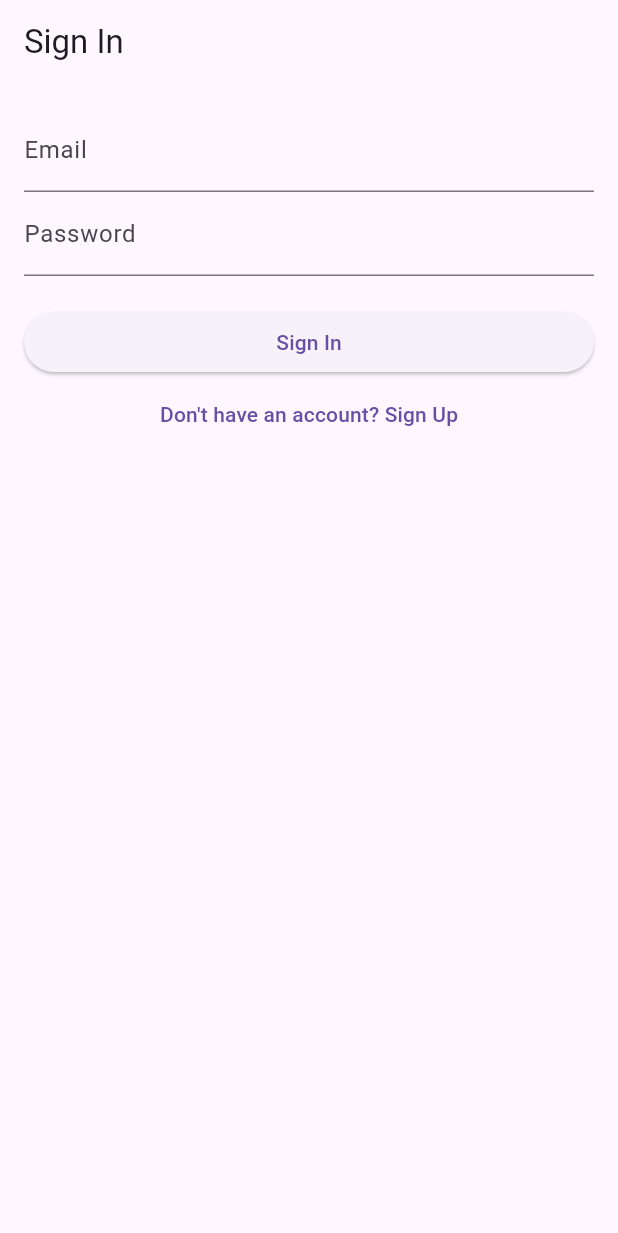
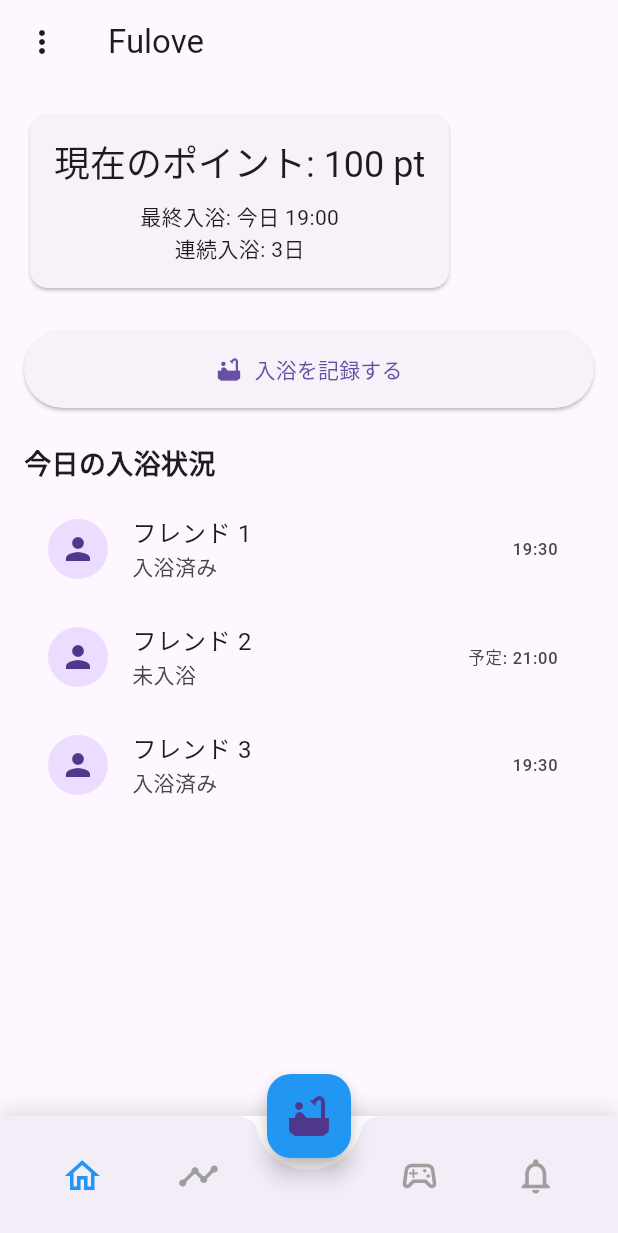
Before and after one commit to YuriYoshid/fulove, a Flutter app: the screen it shows after launch, on a phone screen of 412 x 824 dp. Shown: the top 1233 px of the screen. Run offline on Flutter 3.47's test engine with Material 3 defaults, Android fonts, the phone set to English and light mode, and no system bars; our stand-ins replace flutter_riverpod; missing offline and left inert: dart:html.

Commit message:
bottom tab navigation

```diff
--- /dev/null
+++ b/lib/bottom_navigation/home_screen.dart
@@ -0,0 +1,115 @@
+import 'package:flutter/material.dart';
+
+class HomeScreen extends StatelessWidget {
+  const HomeScreen({super.key});
+
+  @override
+  Widget build(BuildContext context) {
+    return Scaffold(
+      appBar: AppBar(
+        leading: Builder(
+          builder: (context) => IconButton(
+            icon: const Icon(Icons.more_vert),  // 3点リーダーアイコン
+            onPressed: () => Scaffold.of(context).openDrawer(),  // ドロワーを開く
+          ),
+        ),
+        title: const Text('Fulove'),
+        backgroundColor: Colors.transparent,
+        elevation: 0,
+      ),
+      drawer: Drawer(  // ドロワーをここで定義
+        child: ListView(
+          children: [
+            const DrawerHeader(
+              decoration: BoxDecoration(color: Colors.blue),
+              child: Text('設定'),
+            ),
+            ListTile(
+              leading: const Icon(Icons.settings),
+              title: const Text('設定'),
+              onTap: () {
+                // 設定画面へ遷移
+                Navigator.pop(context); // ドロワーを閉じる
+                // TODO: 設定画面への遷移を実装
+              },
+            ),
+            ListTile(
+              leading: const Icon(Icons.person_add),
+              title: const Text('フレンド検索'),
+              onTap: () {
+                // フレンド検索画面へ遷移
+                Navigator.pop(context); // ドロワーを閉じる
+                // TODO: フレンド検索画面への遷移を実装
+              },
+            ),
+          ],
+        ),
+      ),
+      body: SingleChildScrollView(
+        padding: const EdgeInsets.all(16),
+        child: Column(
+          crossAxisAlignment: CrossAxisAlignment.start,
+          children: [
+            // ステータスカード
+            Card(
+              child: Padding(
+                padding: const EdgeInsets.all(16),
+                child: Column(
+                  children: [
+                    Text(
+                      '現在のポイント: 100 pt',
+                      style: Theme.of(context).textTheme.headlineSmall,
+                    ),
+                    const SizedBox(height: 8),
+                    const Text('最終入浴: 今日 19:00'),
+                    const Text('連続入浴: 3日'),
+                  ],
+                ),
+              ),
+            ),
+            const SizedBox(height: 24),
+
+            // 入浴記録ボタン（大きめのボタン）
+            SizedBox(
+              width: double.infinity,
+              child: ElevatedButton.icon(
+                icon: const Icon(Icons.bathtub),
+                label: const Text('入浴を記録する'),
+                style: ElevatedButton.styleFrom(
+                  padding: const EdgeInsets.all(16),
+                ),
+                onPressed: () {
+                  // TODO: 入浴記録画面への遷移を実装
+                },
+              ),
+            ),
+
+            const SizedBox(height: 24),
+            const Text(
+              '今日の入浴状況',
+              style: TextStyle(fontSize: 18, fontWeight: FontWeight.bold),
+            ),
+            const SizedBox(height: 8),
+
+            // フレンドリスト
+            ListView.builder(
+              shrinkWrap: true,
+              physics: const NeverScrollableScrollPhysics(),
+              itemCount: 3,
+              itemBuilder: (context, index) {
+                return ListTile(
+                  leading: const CircleAvatar(
+                    child: Icon(Icons.person),
+                  ),
+                  title: Text('フレンド ${index + 1}'),
+                  subtitle: Text(index % 2 == 0 ? '入浴済み' : '未入浴'),
+                  trailing: Text(index % 2 == 0 ? '19:30' : '予定: 21:00'),
+                );
+              },
+            ),
+          ],
+        ),
+      ),
+    );
+  }
+}
--- a/lib/main.dart
+++ b/lib/main.dart
@@ -1,10 +1,16 @@
 import 'package:flutter/material.dart';
-import 'package:fulove/auth/signin_screen.dart';
-import 'package:fulove/auth/signup_screen.dart';
+import 'package:flutter_riverpod/flutter_riverpod.dart';
+import 'package:fulove/bottom_navigation/bath_screen.dart';
+import 'package:fulove/bottom_navigation/game_screen.dart';
+import 'package:fulove/bottom_navigation/home_screen.dart';
+import 'package:fulove/bottom_navigation/notification_screen.dart';
+import 'package:fulove/bottom_navigation/timeline_screen.dart';
 
 void main() {
-  runApp(const MyApp());
+  runApp(const ProviderScope(child: MyApp()));
 }
+
+final indexProvider = StateProvider<int>((ref) => 0);
 
 class MyApp extends StatelessWidget {
   const MyApp({super.key});
@@ -17,11 +23,96 @@ class MyApp extends StatelessWidget {
         primarySwatch: Colors.blue,
         visualDensity: VisualDensity.adaptivePlatformDensity,
       ),
-      initialRoute: '/signin',
-      routes: {
-        '/signin': (context) => const SignInScreen(),
-        '/signup': (context) => const SignUpScreen(),
-      },
+      home: const Root(),
     );
   }
 }
+
+class Root extends ConsumerWidget {
+  const Root({super.key});
+
+  @override
+  Widget build(BuildContext context, WidgetRef ref) {
+    final index = ref.watch(indexProvider);
+
+    return Scaffold(
+      body: IndexedStack(
+        index: index,
+        children: const [
+          HomeScreen(),
+          TimelineScreen(),
+          BathScreen(),
+          GameScreen(),
+          NotificationScreen(),
+        ],
+      ),
+      floatingActionButton: index == 2 ? null : FloatingActionButton(
+        onPressed: () {
+          ref.read(indexProvider.notifier).state = 2;
+        },
+        backgroundColor: Colors.blue,
+        child: const Icon(Icons.bathtub, size: 32),
+      ),
+      floatingActionButtonLocation: FloatingActionButtonLocation.centerDocked,
+      bottomNavigationBar: CustomBottomNavigationBar(
+        currentIndex: index,
+        onTap: (index) {
+          ref.read(indexProvider.notifier).state = index;
+        },
+      ),
+    );
+  }
+}
+
+class CustomBottomNavigationBar extends StatelessWidget {
+  final int currentIndex;
+  final Function(int) onTap;
+
+  const CustomBottomNavigationBar({
+    super.key,
+    required this.currentIndex,
+    required this.onTap,
+  });
+
+  @override
+  Widget build(BuildContext context) {
+    return Container(
+      decoration: BoxDecoration(
+        color: Colors.white,
+        boxShadow: [
+          BoxShadow(
+            color: Colors.black.withOpacity(0.1),
+            blurRadius: 10,
+            offset: const Offset(0, -5),
+          ),
+        ],
+      ),
+      child: BottomAppBar(
+        notchMargin: 8,
+        shape: const CircularNotchedRectangle(),
+        child: Row(
+          mainAxisAlignment: MainAxisAlignment.spaceAround,
+          children: [
+            _buildNavItem(Icons.home_outlined, 0),
+            _buildNavItem(Icons.timeline_outlined, 1),
+            const SizedBox(width: 40),  // 中央のスペース
+            _buildNavItem(Icons.sports_esports_outlined, 3),
+            _buildNavItem(Icons.notifications_outlined, 4),
+          ],
+        ),
+      ),
+    );
+  }
+
+  Widget _buildNavItem(IconData icon, int index) {
+    final isSelected = currentIndex == index;
+    return IconButton(
+      icon: Icon(
+        icon,
+        color: isSelected ? Colors.blue : Colors.grey,
+        size: 28,
+      ),
+      onPressed: () => onTap(index),
+    );
+  }
+}
--- a/lib/upload_service/upload_service.dart
+++ b/lib/upload_service/upload_service.dart
@@ -1 +1,3 @@
+// lib/upload_service/upload_service.dart
+
 export 'upload_service_web.dart' if (dart.library.io) 'upload_service_stub.dart';
--- a/pubspec.yaml
+++ b/pubspec.yaml
@@ -25,6 +25,8 @@ dependencies:
   flutter_secure_storage: ^9.2.2
   image_picker: ^1.1.2
   intl: ^0.19.0
+  logging: ^1.3.0
+  flutter_riverpod: ^2.6.1
 
 
   # The following adds the Cupertino Icons font to your application.
```
Also changed, not shown: lib/bottom_navigation/bath_screen.dart (added, +41 -0 lines), lib/bottom_navigation/game_screen.dart (added, +46 -0 lines), lib/bottom_navigation/notification_screen.dart (added, +34 -0 lines), lib/bottom_navigation/timeline_screen.dart (added, +33 -0 lines), lib/setting/profile_setting_screen.dart (+124 -125 lines).
